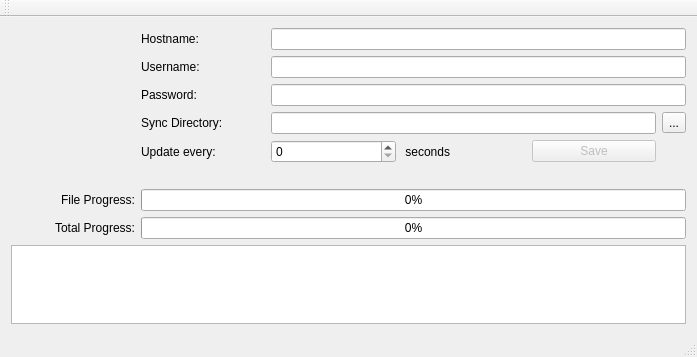
Before: the Qt Designer form SyncWindow.ui in nextcloud/desktop, drawn with Qt 5.
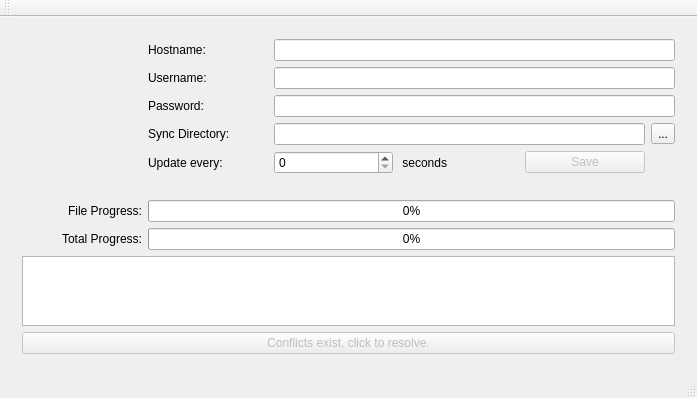
After: the same form once the commit is applied. Icons and pictures are not drawn.

Commit message: Implemented a user required conflict resolution when files where edited locally AND in the server.  The files will not be updated until the user selects which of the two files is the newest one. Note that at this time, other clients may be updating the server. So the client should take caution to select the proper new file.

Patch:
```diff
--- a/SyncWindow.ui
+++ b/SyncWindow.ui
@@ -7,7 +7,7 @@
     <x>0</x>
     <y>0</y>
     <width>697</width>
-    <height>357</height>
+    <height>390</height>
    </rect>
   </property>
   <property name="windowTitle">
@@ -15,6 +15,53 @@
   </property>
   <widget class="QWidget" name="centralWidget">
    <layout class="QGridLayout" name="gridLayout">
+    <item row="0" column="0">
+     <widget class="QStackedWidget" name="stackedWidget">
+      <property name="currentIndex">
+       <number>0</number>
+      </property>
+      <widget class="QWidget" name="page">
+       <layout class="QGridLayout" name="gridLayout_2">
+        <item row="8" column="0">
+         <widget class="QLabel" name="label">
+          <property name="text">
+           <string>File Progress:</string>
+          </property>
+          <property name="alignment">
+           <set>Qt::AlignRight|Qt::AlignTrailing|Qt::AlignVCenter</set>
+          </property>
+         </widget>
+        </item>
+        <item row="10" column="0" colspan="6">
+         <widget class="QTextBrowser" name="textBrowser"/>
+        </item>
+        <item row="2" column="1">
+         <widget class="QLabel" name="label_5">
+          <property name="text">
+           <string>Password: </string>
+          </property>
+         </widget>
+        </item>
+        <item row="1" column="2" colspan="4">
+         <widget class="QLineEdit" name="lineUser">
+          <property name="echoMode">
+           <enum>QLineEdit::Normal</enum>
+          </property>
+         </widget>
+        </item>
+        <item row="3" column="2" colspan="3">
+         <widget class="QLineEdit" name="lineSyncDir"/>
+        </item>
+        <item row="8" column="1" colspan="5">
+         <widget class="QProgressBar" name="progressFile">
+          <property name="value">
+           <number>0</number>
+          </property>
+         </widget>
+        </item>
+        <item row="0" column="2" colspan="4">
+         <widget class="QLineEdit" name="lineHost"/>
+        </item>
     <item row="0" column="0" rowspan="5">
      <widget class="QLabel" name="labelImage">
       <property name="text">
@@ -25,10 +72,50 @@
       </property>
      </widget>
     </item>
-    <item row="0" column="1">
-     <widget class="QLabel" name="label_4">
+        <item row="9" column="1" colspan="5">
+         <widget class="QProgressBar" name="progressTotal">
+          <property name="value">
+           <number>0</number>
+          </property>
+          <property name="textVisible">
+           <bool>true</bool>
+          </property>
+         </widget>
+        </item>
+        <item row="4" column="2">
+         <widget class="QSpinBox" name="time"/>
+        </item>
+        <item row="4" column="1">
+         <widget class="QLabel" name="label_7">
       <property name="text">
-       <string>Hostname: </string>
+           <string>Update every: </string>
+          </property>
+         </widget>
+        </item>
+        <item row="2" column="2" colspan="4">
+         <widget class="QLineEdit" name="linePassword">
+          <property name="echoMode">
+           <enum>QLineEdit::PasswordEchoOnEdit</enum>
+          </property>
+         </widget>
+        </item>
+        <item row="4" column="4">
+         <widget class="QPushButton" name="buttonSave">
+          <property name="enabled">
+           <bool>false</bool>
+          </property>
+          <property name="text">
+           <string>Save</string>
+          </property>
+         </widget>
+        </item>
+        <item row="9" column="0">
+         <widget class="QLabel" name="label_3">
+          <property name="text">
+           <string>Total Progress:</string>
+          </property>
+          <property name="alignment">
+           <set>Qt::AlignRight|Qt::AlignTrailing|Qt::AlignVCenter</set>
       </property>
      </widget>
     </item>
@@ -39,20 +126,6 @@
       </property>
      </widget>
     </item>
-    <item row="2" column="1">
-     <widget class="QLabel" name="label_5">
-      <property name="text">
-       <string>Password: </string>
-      </property>
-     </widget>
-    </item>
-    <item row="3" column="1">
-     <widget class="QLabel" name="label_6">
-      <property name="text">
-       <string>Sync Directory: </string>
-      </property>
-     </widget>
-    </item>
     <item row="3" column="5">
      <widget class="QToolButton" name="buttonSyncDir">
       <property name="text">
@@ -60,10 +133,17 @@
       </property>
      </widget>
     </item>
-    <item row="4" column="1">
-     <widget class="QLabel" name="label_7">
+        <item row="3" column="1">
+         <widget class="QLabel" name="label_6">
       <property name="text">
-       <string>Update every: </string>
+           <string>Sync Directory: </string>
+          </property>
+         </widget>
+        </item>
+        <item row="0" column="1">
+         <widget class="QLabel" name="label_4">
+          <property name="text">
+           <string>Hostname: </string>
       </property>
      </widget>
     </item>
@@ -74,85 +154,71 @@
       </property>
      </widget>
     </item>
-    <item row="4" column="4">
-     <widget class="QPushButton" name="buttonSave">
-      <property name="enabled">
-       <bool>false</bool>
-      </property>
-      <property name="text">
-       <string>Save</string>
-      </property>
-     </widget>
-    </item>
-    <item row="6" column="0">
-     <widget class="QLabel" name="label">
-      <property name="text">
-       <string>File Progress:</string>
-      </property>
-      <property name="alignment">
-       <set>Qt::AlignRight|Qt::AlignTrailing|Qt::AlignVCenter</set>
-      </property>
-     </widget>
-    </item>
-    <item row="7" column="0">
-     <widget class="QLabel" name="label_3">
-      <property name="text">
-       <string>Total Progress:</string>
-      </property>
-      <property name="alignment">
-       <set>Qt::AlignRight|Qt::AlignTrailing|Qt::AlignVCenter</set>
-      </property>
-     </widget>
-    </item>
-    <item row="8" column="0" colspan="6">
-     <widget class="QTextBrowser" name="textBrowser"/>
-    </item>
-    <item row="3" column="2" colspan="3">
-     <widget class="QLineEdit" name="lineSyncDir"/>
-    </item>
-    <item row="4" column="2">
-     <widget class="QSpinBox" name="time"/>
-    </item>
-    <item row="5" column="0" colspan="6">
+        <item row="7" column="0" colspan="6">
      <widget class="QLabel" name="status">
       <property name="text">
        <string/>
       </property>
      </widget>
     </item>
-    <item row="6" column="1" colspan="5">
-     <widget class="QProgressBar" name="progressFile">
-      <property name="value">
-       <number>0</number>
-      </property>
-     </widget>
-    </item>
-    <item row="7" column="1" colspan="5">
-     <widget class="QProgressBar" name="progressTotal">
-      <property name="value">
-       <number>0</number>
-      </property>
-      <property name="textVisible">
-       <bool>true</bool>
-      </property>
-     </widget>
-    </item>
-    <item row="2" column="2" colspan="4">
-     <widget class="QLineEdit" name="linePassword">
-      <property name="echoMode">
-       <enum>QLineEdit::PasswordEchoOnEdit</enum>
+        <item row="11" column="0" colspan="6">
+         <widget class="QPushButton" name="conflict">
+          <property name="enabled">
+           <bool>false</bool>
+          </property>
+          <property name="text">
+           <string>Conflicts exist, click to resolve.</string>
+          </property>
+         </widget>
+        </item>
+       </layout>
+      </widget>
+      <widget class="QWidget" name="page_2">
+       <layout class="QGridLayout" name="gridLayout_3">
+        <item row="0" column="0">
+         <widget class="QLabel" name="label_9">
+          <property name="text">
+           <string>Select the one files that should be used, either the server version or local version:</string>
+          </property>
+         </widget>
+        </item>
+        <item row="2" column="0">
+         <widget class="QDialogButtonBox" name="buttonBox">
+          <property name="standardButtons">
+           <set>QDialogButtonBox::Cancel|QDialogButtonBox::Ok</set>
       </property>
      </widget>
     </item>
-    <item row="1" column="2" colspan="4">
-     <widget class="QLineEdit" name="lineUser">
-      <property name="echoMode">
-       <enum>QLineEdit::Normal</enum>
-      </property>
-     </widget>
-    </item>
-    <item row="0" column="2" colspan="4">
-     <widget class="QLineEdit" name="lineHost"/>
+        <item row="1" column="0">
+         <widget class="QTableWidget" name="tableWidget">
+          <property name="columnCount">
+           <number>4</number>
+          </property>
+          <column>
+           <property name="text">
+            <string>Name</string>
+           </property>
+          </column>
+          <column>
+           <property name="text">
+            <string>Server Modified</string>
+           </property>
+          </column>
+          <column>
+           <property name="text">
+            <string>Local Modified</string>
+           </property>
+          </column>
+          <column>
+           <property name="text">
+            <string>Which to keep?</string>
+           </property>
+          </column>
+         </widget>
+        </item>
+       </layout>
+      </widget>
+     </widget>
     </item>
    </layout>
   </widget>
```
Left out of the diff: 1 changed line with no effect on the pictures. Lines whose indentation alone changed are shown as unchanged. The commit also changes 3 other files.
